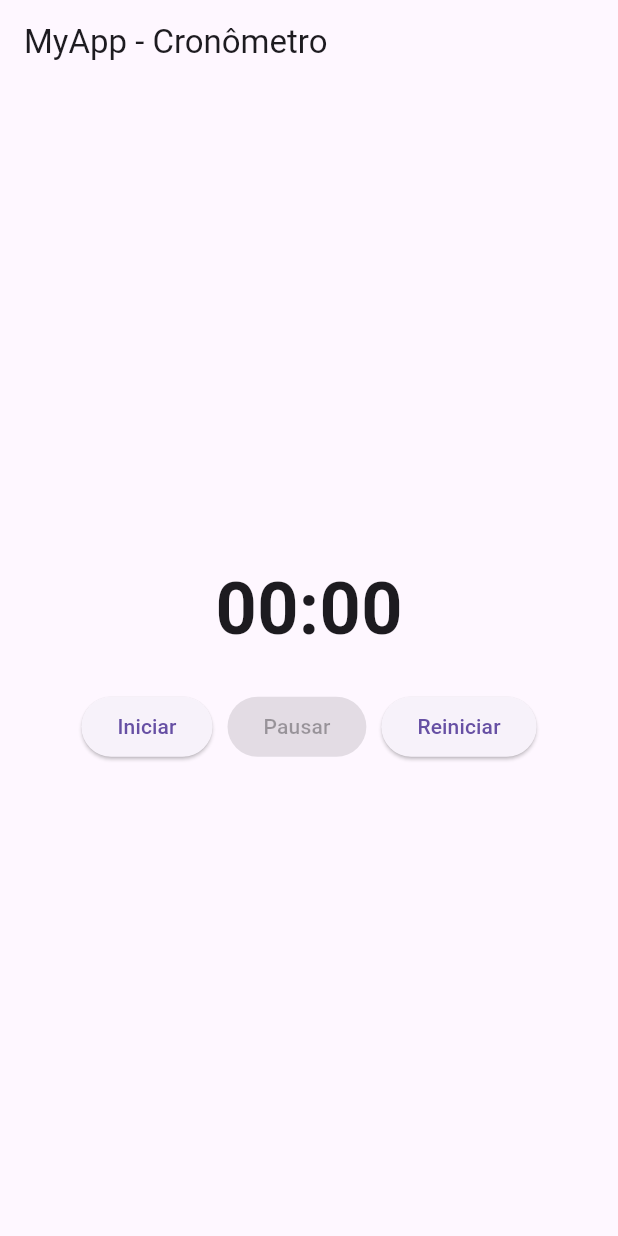
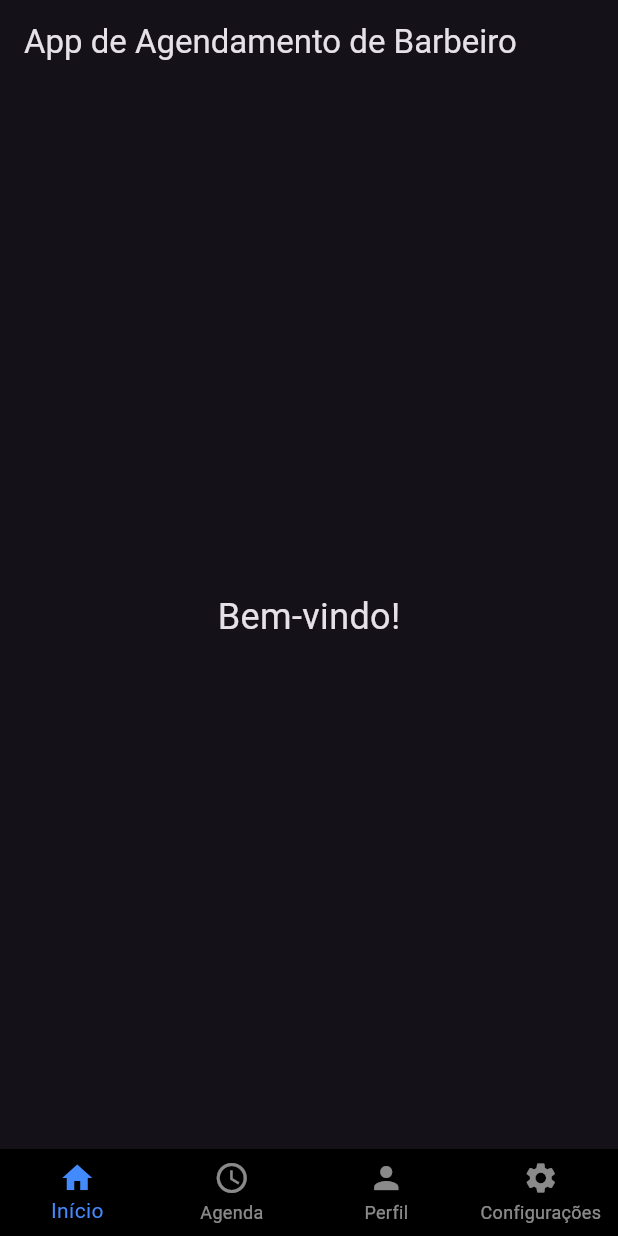
Before and after one commit to devgabe1/hairsector, a Flutter app: the screen it shows after launch, on a phone screen of 412 x 824 dp. Run offline on Flutter 3.47's test engine with Material 3 defaults, Android fonts, the phone set to English and light mode, and no system bars.

Commit message:
Footer_widget

```diff
--- a/hairsector/lib/main.dart
+++ b/hairsector/lib/main.dart
@@ -1,5 +1,6 @@
 import 'package:flutter/material.dart';
-import 'dart:async';
+import '../widgets/footer_widget.dart';
+
 
 void main() {
   runApp(MyApp());
@@ -9,95 +10,26 @@ class MyApp extends StatelessWidget {
   @override
   Widget build(BuildContext context) {
     return MaterialApp(
-      title: 'MyApp',
-      theme: ThemeData(
-        primarySwatch: Colors.blue,
-      ),
-      home: CronometroPage(),
+      theme: ThemeData.dark(),
+      home: HomeScreen(),
     );
   }
 }
 
-class CronometroPage extends StatefulWidget {
-  @override
-  _CronometroPageState createState() => _CronometroPageState();
-}
-
-class _CronometroPageState extends State<CronometroPage> {
-  int _segundos = 0;
-  bool _executando = false;
-  Timer? _timer;
-
-  void _iniciarCronometro() {
-    _executando = true;
-    _timer = Timer.periodic(Duration(seconds: 1), (timer) {
-      setState(() {
-        _segundos++;
-      });
-    });
-  }
-
-  void _pausarCronometro() {
-    _executando = false;
-    _timer?.cancel();
-  }
-
-  void _reiniciarCronometro() {
-    _pausarCronometro();
-    setState(() {
-      _segundos = 0;
-    });
-  }
-
-  String get _tempoFormatado {
-    final minutos = (_segundos ~/ 60).toString().padLeft(2, '0');
-    final segundos = (_segundos % 60).toString().padLeft(2, '0');
-    return '$minutos:$segundos';
-  }
-
+class HomeScreen extends StatelessWidget {
   @override
   Widget build(BuildContext context) {
     return Scaffold(
       appBar: AppBar(
-        title: Text('MyApp - Cronômetro'),
+        title: const Text('App de Agendamento de Barbeiro'),
       ),
-      body: Center(
-        child: Column(
-          mainAxisAlignment: MainAxisAlignment.center,
-          children: [
-            Text(
-              _tempoFormatado,
-              style: TextStyle(fontSize: 48, fontWeight: FontWeight.bold),
-            ),
-            SizedBox(height: 20),
-            Row(
-              mainAxisAlignment: MainAxisAlignment.center,
-              children: [
-                ElevatedButton(
-                  onPressed: _executando ? null : _iniciarCronometro,
-                  child: Text('Iniciar'),
-                ),
-                SizedBox(width: 10),
-                ElevatedButton(
-                  onPressed: _executando ? _pausarCronometro : null,
-                  child: Text('Pausar'),
-                ),
-                SizedBox(width: 10),
-                ElevatedButton(
-                  onPressed: _reiniciarCronometro,
-                  child: Text('Reiniciar'),
-                ),
-              ],
-            ),
-          ],
+      body: const Center(
+        child: Text(
+          'Bem-vindo!',
+          style: TextStyle(fontSize: 24),
         ),
       ),
+      bottomNavigationBar: FooterWidget(), // Exibe o rodapé na tela inicial
     );
   }
-
-  @override
-  void dispose() {
-    _timer?.cancel();
-    super.dispose();
-  }
 }
--- /dev/null
+++ b/hairsector/lib/widgets/footer_widget.dart
@@ -0,0 +1,31 @@
+import 'package:flutter/material.dart';
+
+class FooterWidget extends StatelessWidget {
+  @override
+  Widget build(BuildContext context) {
+    return BottomNavigationBar(
+      backgroundColor: Colors.black, // Fundo escuro
+      unselectedItemColor: Colors.white54,
+      selectedItemColor: Colors.blueAccent,
+      type: BottomNavigationBarType.fixed,
+      items: const [ // Adicione 'const' aqui para melhorar o desempenho
+        BottomNavigationBarItem(
+          icon: Icon(Icons.home),
+          label: 'Início',
+        ),
+        BottomNavigationBarItem(
+          icon: Icon(Icons.schedule),
+          label: 'Agenda',
+        ),
+        BottomNavigationBarItem(
+          icon: Icon(Icons.person),
+          label: 'Perfil',
+        ),
+        BottomNavigationBarItem(
+          icon: Icon(Icons.settings),
+          label: 'Configurações',
+        ),
+      ],
+    );
+  }
+}
```
Also changed, not shown: 2 other files.
